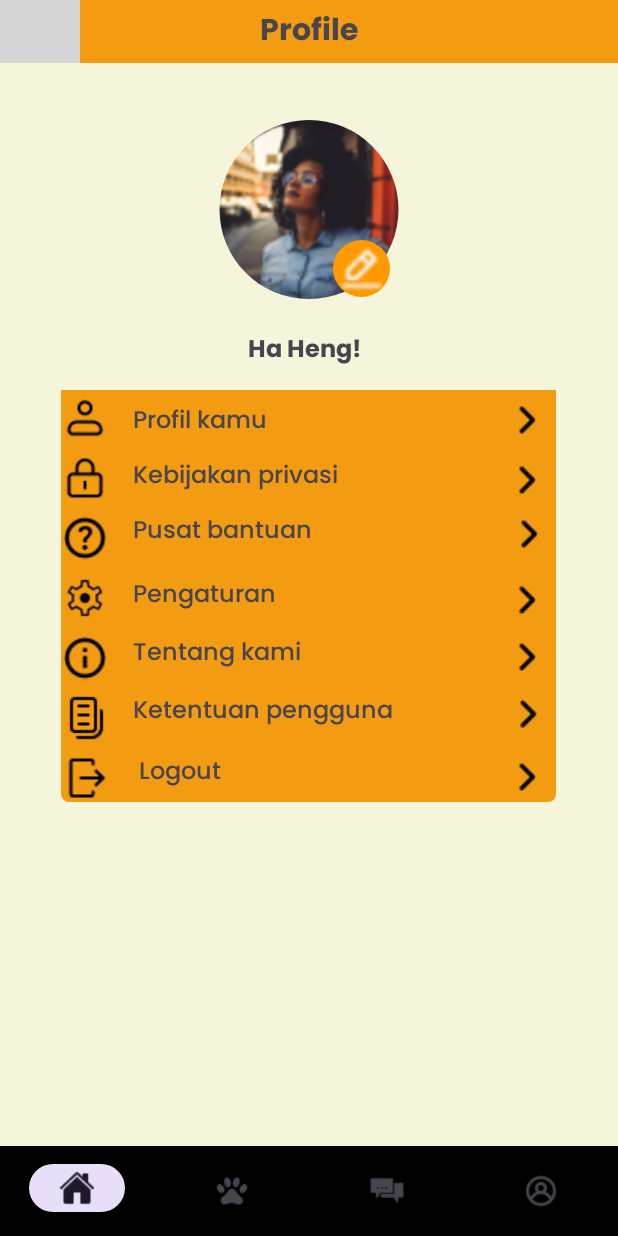
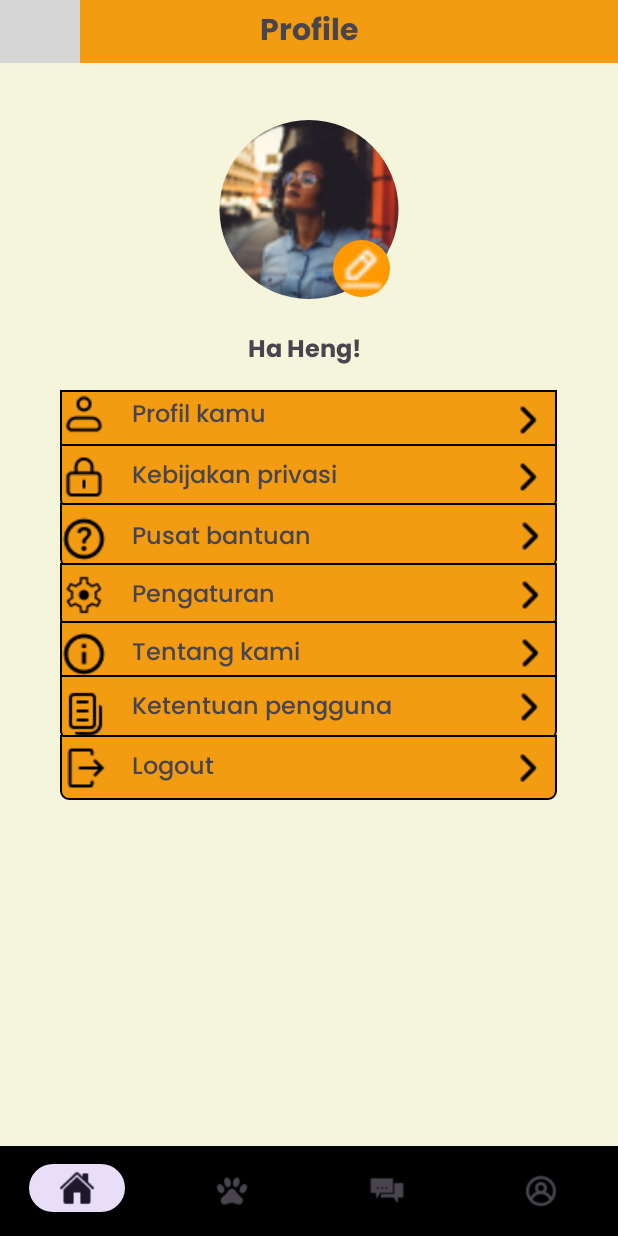
Before and after one commit to hsnyibrhm/Massive_Opets, an Android app: the fragment ProfileFragment placed in its activity, on a phone screen of 412 x 824 dp. Run offline under Robolectric (Android 15) with nearby library versions, the phone set to English and light mode, and no system bars; our stand-ins replace CircleImageView; grey boxes are pictures that could not be loaded.

Commit message:
profilee

```diff
--- a/app/src/main/res/drawable/bg_profil.xml
+++ b/app/src/main/res/drawable/bg_profil.xml
@@ -2,6 +2,9 @@
 <shape xmlns:android="http://schemas.android.com/apk/res/android">
 
     <solid android:color="@color/oren"/>
+    <stroke
+        android:width="1dp"
+        android:color="@color/black" />
     <corners
         android:bottomLeftRadius="5dp"
         android:bottomRightRadius="5dp"
--- a/app/src/main/res/layout/fragment_profile.xml
+++ b/app/src/main/res/layout/fragment_profile.xml
@@ -55,8 +55,8 @@
         android:layout_marginStart="165dp"/>
 
     <androidx.constraintlayout.widget.ConstraintLayout
-        android:layout_width="330dp"
-        android:layout_height="wrap_content"
+        android:layout_width="331dp"
+        android:layout_height="43dp"
         android:layout_gravity="center_horizontal"
         android:layout_marginStart="50dp"
         android:layout_marginTop="260dp"
@@ -65,7 +65,7 @@
         android:orientation="horizontal">
 
         <ImageView
-            android:id="@+id/profil"
+            android:id="@+id/ic_profil"
             android:layout_width="wrap_content"
             android:layout_height="wrap_content"
             android:src="@drawable/prof_kamu"
@@ -79,11 +79,11 @@
             android:layout_width="wrap_content"
             android:layout_height="wrap_content"
             android:layout_marginStart="16dp"
-            android:layout_marginTop="8dp"
+            android:layout_marginTop="4dp"
             android:fontFamily="@font/poppinsmedium"
             android:text="Profil kamu"
             android:textSize="16sp"
-            app:layout_constraintStart_toEndOf="@+id/profil"
+            app:layout_constraintStart_toEndOf="@+id/ic_profil"
             app:layout_constraintTop_toTopOf="parent" />
 
         <ImageView
@@ -96,49 +96,71 @@
             app:layout_constraintHorizontal_bias="0.981"
             app:layout_constraintStart_toEndOf="@+id/prof_kmu"
             app:layout_constraintTop_toTopOf="parent" />
+    </androidx.constraintlayout.widget.ConstraintLayout>
+
+    <androidx.constraintlayout.widget.ConstraintLayout
+        android:layout_width="331dp"
+        android:layout_height="43dp"
+        android:layout_gravity="center_horizontal"
+        android:layout_marginStart="50dp"
+        android:layout_marginTop="296dp"
+        android:layout_marginEnd="50dp"
+        android:background="@drawable/bg_profil">
 
         <ImageView
             android:id="@+id/ic_keb_priv"
             android:layout_width="wrap_content"
             android:layout_height="wrap_content"
             android:src="@drawable/ic_keb_peng"
-            android:layout_marginTop="8dp"
             app:layout_constraintBottom_toBottomOf="parent"
             app:layout_constraintStart_toStartOf="parent"
-            app:layout_constraintTop_toBottomOf="@+id/profil"
-            app:layout_constraintVertical_bias="0.0" />
+            app:layout_constraintTop_toTopOf="parent" />
 
         <TextView
             android:id="@+id/keb_priv"
             android:layout_width="wrap_content"
             android:layout_height="wrap_content"
             android:layout_marginStart="16dp"
-            android:layout_marginTop="10dp"
             android:fontFamily="@font/poppinsmedium"
             android:text="Kebijakan privasi"
             android:textSize="16sp"
+            app:layout_constraintBottom_toBottomOf="parent"
             app:layout_constraintStart_toEndOf="@+id/ic_keb_priv"
-            app:layout_constraintTop_toBottomOf="@+id/prof_kmu" />
+            app:layout_constraintTop_toTopOf="parent" />
 
         <ImageView
             android:id="@+id/ic_right_2"
             android:layout_width="wrap_content"
             android:layout_height="wrap_content"
             android:src="@drawable/ic_right"
-            android:layout_marginTop="8dp"
+            app:layout_constraintBottom_toBottomOf="parent"
             app:layout_constraintEnd_toEndOf="parent"
             app:layout_constraintHorizontal_bias="0.973"
             app:layout_constraintStart_toEndOf="@+id/keb_priv"
-            app:layout_constraintTop_toBottomOf="@+id/ic_right_1" />
+            app:layout_constraintTop_toTopOf="parent" />
+
+    </androidx.constraintlayout.widget.ConstraintLayout>
+
+    <androidx.constraintlayout.widget.ConstraintLayout
+        android:layout_width="331dp"
+        android:layout_height="43dp"
+        android:layout_gravity="center_horizontal"
+        android:layout_marginStart="50dp"
+        android:layout_marginTop="335dp"
+        android:layout_marginEnd="50dp"
+        android:background="@drawable/bg_profil">
+
 
         <ImageView
             android:id="@+id/ic_bantuan"
             android:layout_width="wrap_content"
             android:layout_height="wrap_content"
+            android:layout_marginTop="8dp"
             android:src="@drawable/ic_bantuan"
-            android:layout_marginTop="8dp"
+            app:layout_constraintBottom_toBottomOf="parent"
             app:layout_constraintStart_toStartOf="parent"
-            app:layout_constraintTop_toBottomOf="@+id/ic_keb_priv" />
+            app:layout_constraintTop_toTopOf="parent"
+            app:layout_constraintVertical_bias="0.0" />
 
         <TextView
             android:id="@+id/pusat_bantuan"
@@ -147,153 +169,199 @@
             android:layout_marginTop="10dp"
             android:fontFamily="@font/poppinsmedium"
             android:text="Pusat bantuan"
+            android:textSize="16sp"
             android:layout_marginStart="16dp"
-            android:textSize="16sp"
+            app:layout_constraintBottom_toBottomOf="parent"
             app:layout_constraintStart_toEndOf="@+id/ic_bantuan"
-            app:layout_constraintTop_toBottomOf="@+id/keb_priv" />
-
+            app:layout_constraintTop_toTopOf="parent"
+            app:layout_constraintVertical_bias="0.0" />
 
         <ImageView
             android:id="@+id/ic_right_3"
             android:layout_width="wrap_content"
             android:layout_height="wrap_content"
             android:src="@drawable/ic_right"
-            android:layout_marginTop="4dp"
+            app:layout_constraintBottom_toBottomOf="parent"
             app:layout_constraintEnd_toEndOf="parent"
             app:layout_constraintHorizontal_bias="0.984"
             app:layout_constraintStart_toEndOf="@+id/pusat_bantuan"
-            app:layout_constraintTop_toBottomOf="@+id/ic_right_2" />
+            app:layout_constraintTop_toTopOf="parent" />
+    </androidx.constraintlayout.widget.ConstraintLayout>
+
+    <androidx.constraintlayout.widget.ConstraintLayout
+        android:layout_width="331dp"
+        android:layout_height="43dp"
+        android:layout_gravity="center_horizontal"
+        android:layout_marginStart="50dp"
+        android:layout_marginEnd="50dp"
+        android:layout_marginTop="375dp"
+        android:background="@drawable/bg_profil">
 
         <ImageView
             android:id="@+id/ic_set"
             android:layout_width="wrap_content"
             android:layout_height="wrap_content"
             android:src="@drawable/ic_set"
-            android:layout_marginTop="8dp"
+            app:layout_constraintBottom_toBottomOf="parent"
             app:layout_constraintStart_toStartOf="parent"
-            app:layout_constraintTop_toBottomOf="@+id/ic_bantuan" />
+            app:layout_constraintTop_toTopOf="parent"
+            app:layout_constraintVertical_bias="0.454" />
 
         <TextView
             android:id="@+id/pengaturan"
             android:layout_width="wrap_content"
             android:layout_height="wrap_content"
             android:layout_marginStart="16dp"
-            android:layout_marginTop="16dp"
             android:fontFamily="@font/poppinsmedium"
             android:text="Pengaturan"
             android:textSize="16sp"
+            app:layout_constraintBottom_toBottomOf="parent"
             app:layout_constraintStart_toEndOf="@+id/ic_set"
-            app:layout_constraintTop_toBottomOf="@+id/pusat_bantuan" />
+            app:layout_constraintTop_toTopOf="parent" />
 
         <ImageView
             android:id="@+id/ic_right_4"
             android:layout_width="wrap_content"
             android:layout_height="wrap_content"
             android:src="@drawable/ic_right"
-            android:layout_marginTop="12dp"
+            app:layout_constraintBottom_toBottomOf="parent"
             app:layout_constraintEnd_toEndOf="parent"
-            app:layout_constraintHorizontal_bias="0.98"
+            app:layout_constraintHorizontal_bias="0.987"
             app:layout_constraintStart_toEndOf="@+id/pengaturan"
-            app:layout_constraintTop_toBottomOf="@+id/ic_right_3" />
+            app:layout_constraintTop_toTopOf="parent"
+            app:layout_constraintVertical_bias="0.454" />
+
+    </androidx.constraintlayout.widget.ConstraintLayout>
+
+    <androidx.constraintlayout.widget.ConstraintLayout
+        android:layout_width="331dp"
+        android:layout_height="43dp"
+        android:layout_gravity="center_horizontal"
+        android:layout_marginStart="50dp"
+        android:layout_marginEnd="50dp"
+        android:layout_marginTop="414dp"
+        android:background="@drawable/bg_profil">
 
         <ImageView
             android:id="@+id/ic_tentang"
             android:layout_width="wrap_content"
             android:layout_height="wrap_content"
             android:src="@drawable/ic_tentang"
-            android:layout_marginTop="8dp"
+            app:layout_constraintBottom_toBottomOf="parent"
             app:layout_constraintStart_toStartOf="parent"
-            app:layout_constraintTop_toBottomOf="@+id/ic_set" />
+            app:layout_constraintTop_toTopOf="parent" />
 
         <TextView
             android:id="@+id/tntng_kmi"
             android:layout_width="wrap_content"
             android:layout_height="wrap_content"
             android:layout_marginStart="16dp"
-            android:layout_marginTop="12dp"
             android:fontFamily="@font/poppinsmedium"
             android:text="Tentang kami"
             android:textSize="16sp"
+            app:layout_constraintBottom_toBottomOf="parent"
             app:layout_constraintStart_toEndOf="@+id/ic_tentang"
-            app:layout_constraintTop_toBottomOf="@+id/pengaturan" />
+            app:layout_constraintTop_toTopOf="parent" />
 
         <ImageView
             android:id="@+id/ic_right_5"
             android:layout_width="wrap_content"
             android:layout_height="wrap_content"
-            android:layout_marginTop="6dp"
             android:src="@drawable/ic_right"
+            app:layout_constraintBottom_toBottomOf="parent"
             app:layout_constraintEnd_toEndOf="parent"
-            app:layout_constraintHorizontal_bias="0.978"
+            app:layout_constraintHorizontal_bias="0.985"
             app:layout_constraintStart_toEndOf="@+id/tntng_kmi"
-            app:layout_constraintTop_toBottomOf="@+id/ic_right_4" />
+            app:layout_constraintTop_toTopOf="parent"
+            app:layout_constraintVertical_bias="0.454" />
+    </androidx.constraintlayout.widget.ConstraintLayout>
+
+    <androidx.constraintlayout.widget.ConstraintLayout
+        android:layout_width="331dp"
+        android:layout_height="43dp"
+        android:layout_gravity="center_horizontal"
+        android:layout_marginStart="50dp"
+        android:layout_marginEnd="50dp"
+        android:layout_marginTop="450dp"
+        android:background="@drawable/bg_profil">
 
         <ImageView
             android:id="@+id/ic_ket_peng"
             android:layout_width="wrap_content"
             android:layout_height="wrap_content"
+            android:layout_marginTop="8dp"
             android:src="@drawable/ic_ket_peng"
-            android:layout_marginTop="8dp"
+            app:layout_constraintBottom_toBottomOf="parent"
             app:layout_constraintStart_toStartOf="parent"
-            app:layout_constraintTop_toBottomOf="@+id/ic_tentang" />
+            app:layout_constraintTop_toTopOf="parent" />
 
         <TextView
             android:id="@+id/ket_pengguna"
             android:layout_width="wrap_content"
             android:layout_height="wrap_content"
+            android:layout_marginStart="16dp"
             android:fontFamily="@font/poppinsmedium"
             android:text="Ketentuan pengguna"
-            android:layout_marginStart="16dp"
-            android:layout_marginTop="12dp"
             android:textSize="16sp"
+            app:layout_constraintBottom_toBottomOf="parent"
             app:layout_constraintStart_toEndOf="@+id/ic_ket_peng"
-            app:layout_constraintTop_toBottomOf="@+id/tntng_kmi" />
+            app:layout_constraintTop_toTopOf="parent" />
 
         <ImageView
             android:id="@+id/ic_right_6"
             android:layout_width="wrap_content"
             android:layout_height="wrap_content"
             android:src="@drawable/ic_right"
-            android:layout_marginTop="6dp"
+            app:layout_constraintBottom_toBottomOf="parent"
             app:layout_constraintEnd_toEndOf="parent"
             app:layout_constraintHorizontal_bias="0.962"
             app:layout_constraintStart_toEndOf="@+id/ket_pengguna"
-            app:layout_constraintTop_toBottomOf="@+id/ic_right_5" />
+            app:layout_constraintTop_toTopOf="parent"
+            app:layout_constraintVertical_bias="0.454" />
+    </androidx.constraintlayout.widget.ConstraintLayout>
+
+    <androidx.constraintlayout.widget.ConstraintLayout
+        android:layout_width="331dp"
+        android:layout_height="43dp"
+        android:layout_gravity="center_horizontal"
+        android:layout_marginStart="50dp"
+        android:layout_marginEnd="50dp"
+        android:layout_marginTop="490dp"
+        android:background="@drawable/bg_profil">
+
 
         <ImageView
             android:id="@+id/ic_logout"
             android:layout_width="wrap_content"
             android:layout_height="wrap_content"
             android:src="@drawable/ic_logout"
-            android:layout_marginTop="8dp"
+            app:layout_constraintBottom_toBottomOf="parent"
             app:layout_constraintStart_toStartOf="parent"
-            app:layout_constraintTop_toBottomOf="@+id/ic_ket_peng" />
+            app:layout_constraintTop_toTopOf="parent" />
 
         <TextView
             android:id="@+id/logout"
             android:layout_width="wrap_content"
             android:layout_height="wrap_content"
-            android:layout_marginStart="20dp"
-            android:layout_marginTop="14dp"
+            android:layout_marginStart="16dp"
             android:fontFamily="@font/poppinsmedium"
             android:text="Logout"
             android:textSize="16sp"
+            app:layout_constraintBottom_toBottomOf="parent"
             app:layout_constraintStart_toEndOf="@+id/ic_logout"
-            app:layout_constraintTop_toBottomOf="@+id/ket_pengguna" />
+            app:layout_constraintTop_toTopOf="parent" />
 
         <ImageView
             android:id="@+id/ic_right_7"
             android:layout_width="wrap_content"
             android:layout_height="wrap_content"
             android:src="@drawable/ic_right"
-            android:layout_marginTop="10dp"
+            app:layout_constraintBottom_toBottomOf="parent"
             app:layout_constraintEnd_toEndOf="parent"
             app:layout_constraintHorizontal_bias="0.984"
             app:layout_constraintStart_toEndOf="@+id/logout"
-            app:layout_constraintTop_toBottomOf="@+id/ic_right_6" />
-
+            app:layout_constraintTop_toTopOf="parent" />
     </androidx.constraintlayout.widget.ConstraintLayout>
 
 
-
 </FrameLayout>
```
